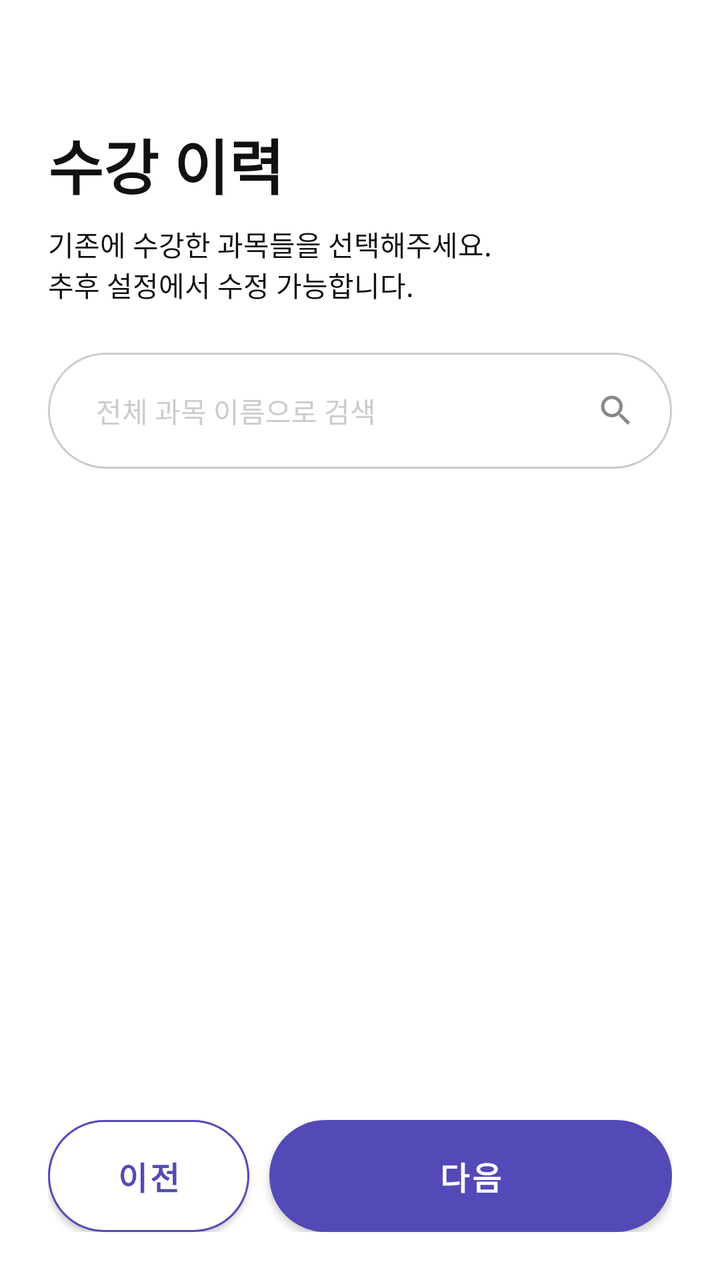
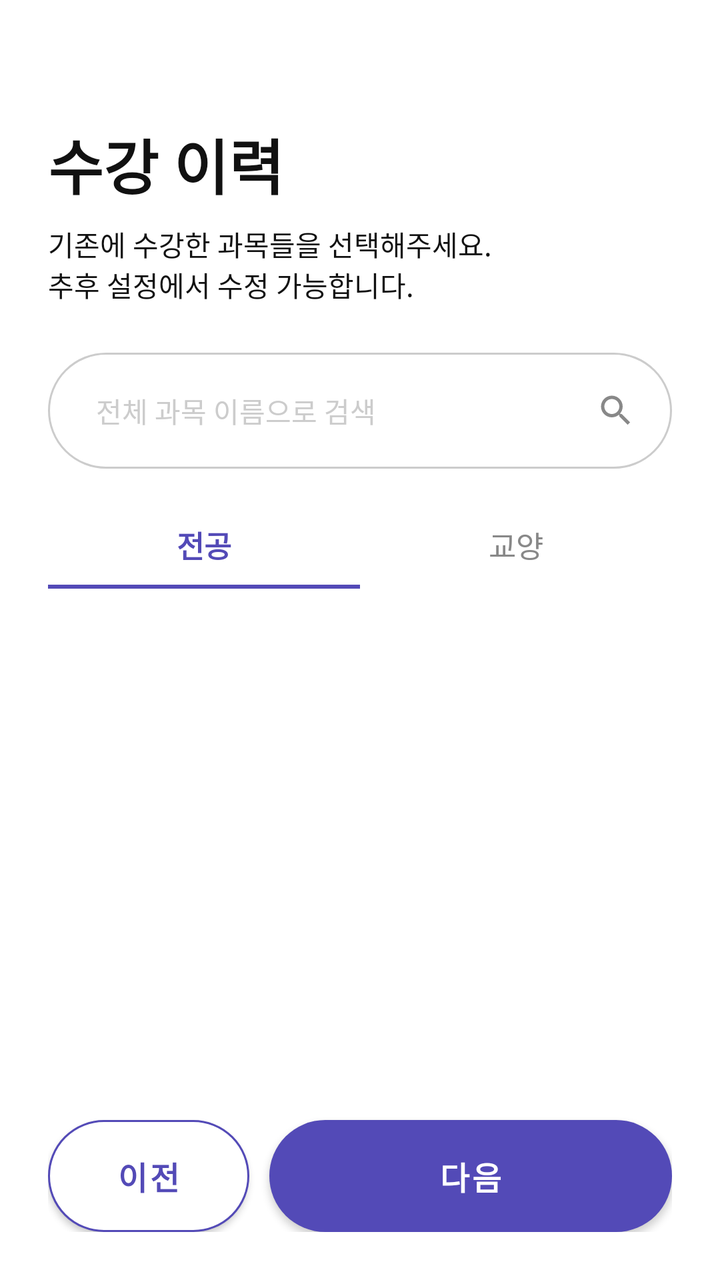

Before-and-after screenshots of an Android layout around one commit, followed by the original layout XML and the change that was made.
<!-- AndroidManifest.xml: application theme Theme.MJCN -->
<!-- res/layout/fragment_signup_step4.xml -->
<?xml version="1.0" encoding="utf-8"?>
<layout xmlns:android="http://schemas.android.com/apk/res/android"
    xmlns:app="http://schemas.android.com/apk/res-auto">

    <androidx.constraintlayout.widget.ConstraintLayout
        android:layout_width="match_parent"
        android:layout_height="match_parent"
        android:background="@color/background"
        android:paddingStart="24dp"
        android:paddingEnd="24dp"
        android:paddingTop="60dp"
        android:paddingBottom="24dp">

        <TextView
            android:id="@+id/tv_title"
            android:layout_width="wrap_content"
            android:layout_height="wrap_content"
            android:text="@string/signup_course_title"
            android:textColor="@color/text_primary"
            android:textSize="30sp"
            android:textStyle="bold"
            app:layout_constraintTop_toTopOf="parent"
            app:layout_constraintStart_toStartOf="parent" />

        <TextView
            android:id="@+id/tv_desc"
            android:layout_width="wrap_content"
            android:layout_height="wrap_content"
            android:layout_marginTop="8dp"
            android:text="@string/signup_course_desc"
            android:textColor="@color/text_primary"
            android:textSize="14sp"
            app:layout_constraintTop_toBottomOf="@id/tv_title"
            app:layout_constraintStart_toStartOf="parent" />

        <FrameLayout
            android:id="@+id/search_container"
            android:layout_width="0dp"
            android:layout_height="58dp"
            android:layout_marginTop="24dp"
            android:background="@drawable/bg_search_field"
            app:layout_constraintTop_toBottomOf="@id/tv_desc"
            app:layout_constraintStart_toStartOf="parent"
            app:layout_constraintEnd_toEndOf="parent">

            <EditText
                android:id="@+id/et_search"
                android:layout_width="match_parent"
                android:layout_height="match_parent"
                android:background="@android:color/transparent"
                android:hint="@string/signup_course_search_hint"
                android:imeOptions="actionSearch"
                android:inputType="text"
                android:maxLines="1"
                android:paddingStart="24dp"
                android:paddingEnd="48dp"
                android:textColor="@color/text_primary"
                android:textColorHint="@color/text_hint"
                android:textSize="14sp" />

            <ImageView
                android:id="@+id/iv_search"
                android:layout_width="20dp"
                android:layout_height="20dp"
                android:layout_gravity="end|center_vertical"
                android:layout_marginEnd="18dp"
                android:contentDescription="@null"
                android:src="@drawable/ic_search" />
        </FrameLayout>

        
        <androidx.recyclerview.widget.RecyclerView
            android:id="@+id/rv_selected_courses"
            android:layout_width="0dp"
            android:layout_height="wrap_content"
            android:layout_marginTop="12dp"
            android:clipToPadding="false"
            android:overScrollMode="never"
            android:visibility="gone"
            app:layout_constraintTop_toBottomOf="@id/search_container"
            app:layout_constraintStart_toStartOf="parent"
            app:layout_constraintEnd_toEndOf="parent" />

        
        <androidx.recyclerview.widget.RecyclerView
            android:id="@+id/rv_courses"
            android:layout_width="0dp"
            android:layout_height="0dp"
            android:layout_marginTop="16dp"
            android:layout_marginBottom="16dp"
            android:clipToPadding="false"
            android:overScrollMode="never"
            app:layout_constraintTop_toBottomOf="@id/rv_selected_courses"
            app:layout_constraintBottom_toTopOf="@id/btn_prev"
            app:layout_constraintStart_toStartOf="parent"
            app:layout_constraintEnd_toEndOf="parent" />

        
        <Button
            android:id="@+id/btn_prev"
            android:layout_width="0dp"
            android:layout_height="56dp"
            android:layout_marginEnd="10dp"
            android:background="@drawable/bg_btn_outline"
            android:text="@string/prev"
            android:textColor="@color/primary"
            android:textSize="16sp"
            android:textStyle="bold"
            app:backgroundTint="@null"
            app:layout_constraintBottom_toBottomOf="parent"
            app:layout_constraintEnd_toStartOf="@id/btn_next"
            app:layout_constraintHorizontal_chainStyle="spread"
            app:layout_constraintHorizontal_weight="1"
            app:layout_constraintStart_toStartOf="parent" />

        
        <Button
            android:id="@+id/btn_next"
            android:layout_width="0dp"
            android:layout_height="56dp"
            android:background="@drawable/bg_btn_primary"
            android:text="@string/next"
            android:textColor="@color/white"
            android:textSize="16sp"
            android:textStyle="bold"
            app:layout_constraintBottom_toBottomOf="parent"
            app:layout_constraintEnd_toEndOf="parent"
            app:layout_constraintHorizontal_weight="2"
            app:layout_constraintStart_toEndOf="@id/btn_prev" />

    </androidx.constraintlayout.widget.ConstraintLayout>

</layout>
<!-- resources referenced by this layout -->
<resources>
  <color name="background">#FFFFFF</color>
  <color name="primary">#534AB7</color>
  <color name="text_hint">#CCCCCC</color>
  <color name="text_primary">#111111</color>
  <color name="white">#FFFFFFFF</color>
  <!-- drawable bg_btn_outline (drawable) -->
  <?xml version="1.0" encoding="utf-8"?>
  <shape xmlns:android="http://schemas.android.com/apk/res/android"
      android:shape="rectangle">
      <solid android:color="@color/white"/>
      <stroke
          android:width="1dp"
          android:color="@color/primary"/>
      <corners android:radius="200dp"/>
  </shape>
  <!-- drawable bg_btn_primary (drawable) -->
  <?xml version="1.0" encoding="utf-8"?>
  <selector xmlns:android="http://schemas.android.com/apk/res/android">
      <item android:state_enabled="false">
          <shape android:shape="rectangle">
              <solid android:color="@color/btn_primary_disabled" />
              <corners android:radius="200dp" />
          </shape>
      </item>
      <item android:state_pressed="true">
          <shape android:shape="rectangle">
              <solid android:color="@color/primary_dark" />
              <corners android:radius="200dp" />
          </shape>
      </item>
      <item>
          <shape android:shape="rectangle">
              <solid android:color="@color/btn_primary" />
              <corners android:radius="200dp" />
          </shape>
      </item>
  </selector>
  <!-- drawable bg_search_field (drawable) -->
  <?xml version="1.0" encoding="utf-8"?>
  <shape xmlns:android="http://schemas.android.com/apk/res/android"
      android:shape="rectangle">
      <solid android:color="@color/white" />
      <stroke
          android:width="1dp"
          android:color="#CCCCCC" />
      <corners android:radius="100dp" />
  </shape>
  <!-- drawable ic_search (drawable) -->
  <vector xmlns:android="http://schemas.android.com/apk/res/android"
      android:width="24dp"
      android:height="24dp"
      android:viewportWidth="24"
      android:viewportHeight="24">
      <path
          android:fillColor="#888888"
          android:pathData="M15.5,14h-0.79l-0.28,-0.27C15.41,12.59 16,11.11 16,9.5 16,5.91 13.09,3 9.5,3S3,5.91 3,9.5 5.91,16 9.5,16c1.61,0 3.09,-0.59 4.23,-1.57l0.27,0.28v0.79l5,4.99L20.49,19l-4.99,-5zM9.5,14C7.01,14 5,11.99 5,9.5S7.01,5 9.5,5 14,7.01 14,9.5 11.99,14 9.5,14z" />
  </vector>
  <string name="next">다음</string>
  <string name="prev">이전</string>
  <string name="signup_course_desc">기존에 수강한 과목들을 선택해주세요.\n추후 설정에서 수정 가능합니다.</string>
  <string name="signup_course_search_hint">전체 과목 이름으로 검색</string>
  <string name="signup_course_title">수강 이력</string>
  <style name="Theme.MJCN" parent="Theme.MaterialComponents.Light.NoActionBar">
          <item name="colorPrimary">@color/primary</item>
          <item name="colorPrimaryVariant">@color/primary_dark</item>
          <item name="colorOnPrimary">@color/text_on_primary</item>
          <item name="colorSecondary">@color/primary_light</item>
          <item name="colorOnSecondary">@color/primary</item>
          <item name="android:colorBackground">@color/background</item>
          <item name="android:statusBarColor">@color/background</item>
          <item name="android:windowLightStatusBar" tools:targetApi="m">true</item>
          <item name="android:navigationBarColor">@color/background</item>
      </style>
  <color name="btn_primary_disabled">#D0D0D0</color>
  <color name="primary_dark">#4A3FB8</color>
  <color name="btn_primary">#534AB7</color>
  <color name="text_on_primary">#FFFFFF</color>
  <color name="primary_light">#EEF0FF</color>
</resources>

<!-- the commit's change to res/layout/fragment_signup_step4.xml (unified diff, before → after) -->
@@ -69,15 +69,81 @@
         </FrameLayout>
 
         
+        <LinearLayout
+            android:id="@+id/tab_bar"
+            android:layout_width="0dp"
+            android:layout_height="44dp"
+            android:layout_marginTop="16dp"
+            android:orientation="horizontal"
+            app:layout_constraintTop_toBottomOf="@id/search_container"
+            app:layout_constraintStart_toStartOf="parent"
+            app:layout_constraintEnd_toEndOf="parent">
+
+            <FrameLayout
+                android:id="@+id/tab_major"
+                android:layout_width="0dp"
+                android:layout_height="match_parent"
+                android:layout_weight="1"
+                android:clickable="true"
+                android:focusable="true">
+
+                <TextView
+                    android:id="@+id/tv_tab_major"
+                    android:layout_width="wrap_content"
+                    android:layout_height="wrap_content"
+                    android:layout_gravity="center"
+                    android:fontFamily="@font/pretendard_bold"
+                    android:text="@string/course_tab_major"
+                    android:textColor="@color/point_color1"
+                    android:textSize="15sp"
+                    android:textStyle="bold" />
+
+                <View
+                    android:id="@+id/indicator_major"
+                    android:layout_width="match_parent"
+                    android:layout_height="2dp"
+                    android:layout_gravity="bottom"
+                    android:background="@color/point_color1" />
+            </FrameLayout>
+
+            <FrameLayout
+                android:id="@+id/tab_liberal"
+                android:layout_width="0dp"
+                android:layout_height="match_parent"
+                android:layout_weight="1"
+                android:clickable="true"
+                android:focusable="true">
+
+                <TextView
+                    android:id="@+id/tv_tab_liberal"
+                    android:layout_width="wrap_content"
+                    android:layout_height="wrap_content"
+                    android:layout_gravity="center"
+                    android:fontFamily="@font/pretendard_medium"
+                    android:text="@string/course_tab_liberal"
+                    android:textColor="@color/font_color2"
+                    android:textSize="15sp" />
+
+                <View
+                    android:id="@+id/indicator_liberal"
+                    android:layout_width="match_parent"
+                    android:layout_height="2dp"
+                    android:layout_gravity="bottom"
+                    android:background="@color/point_color1"
+                    android:visibility="invisible" />
+            </FrameLayout>
+        </LinearLayout>
+
+        
         <androidx.recyclerview.widget.RecyclerView
             android:id="@+id/rv_selected_courses"
             android:layout_width="0dp"
             android:layout_height="wrap_content"
-            android:layout_marginTop="12dp"
+            android:layout_marginTop="8dp"
             android:clipToPadding="false"
             android:overScrollMode="never"
             android:visibility="gone"
-            app:layout_constraintTop_toBottomOf="@id/search_container"
+            app:layout_constraintTop_toBottomOf="@id/tab_bar"
             app:layout_constraintStart_toStartOf="parent"
             app:layout_constraintEnd_toEndOf="parent" />
 
<!-- resource entries referenced after the edit -->
@@ -1,6 +1,8 @@
 <!-- resources referenced by this layout -->
 <resources>
   <color name="background">#FFFFFF</color>
+  <color name="font_color2">#888888</color>
+  <color name="point_color1">#534AB7</color>
   <color name="primary">#534AB7</color>
   <color name="text_hint">#CCCCCC</color>
   <color name="text_primary">#111111</color>
@@ -57,6 +59,8 @@
           android:fillColor="#888888"
           android:pathData="M15.5,14h-0.79l-0.28,-0.27C15.41,12.59 16,11.11 16,9.5 16,5.91 13.09,3 9.5,3S3,5.91 3,9.5 5.91,16 9.5,16c1.61,0 3.09,-0.59 4.23,-1.57l0.27,0.28v0.79l5,4.99L20.49,19l-4.99,-5zM9.5,14C7.01,14 5,11.99 5,9.5S7.01,5 9.5,5 14,7.01 14,9.5 11.99,14 9.5,14z" />
   </vector>
+  <string name="course_tab_liberal">교양</string>
+  <string name="course_tab_major">전공</string>
   <string name="next">다음</string>
   <string name="prev">이전</string>
   <string name="signup_course_desc">기존에 수강한 과목들을 선택해주세요.\n추후 설정에서 수정 가능합니다.</string>
